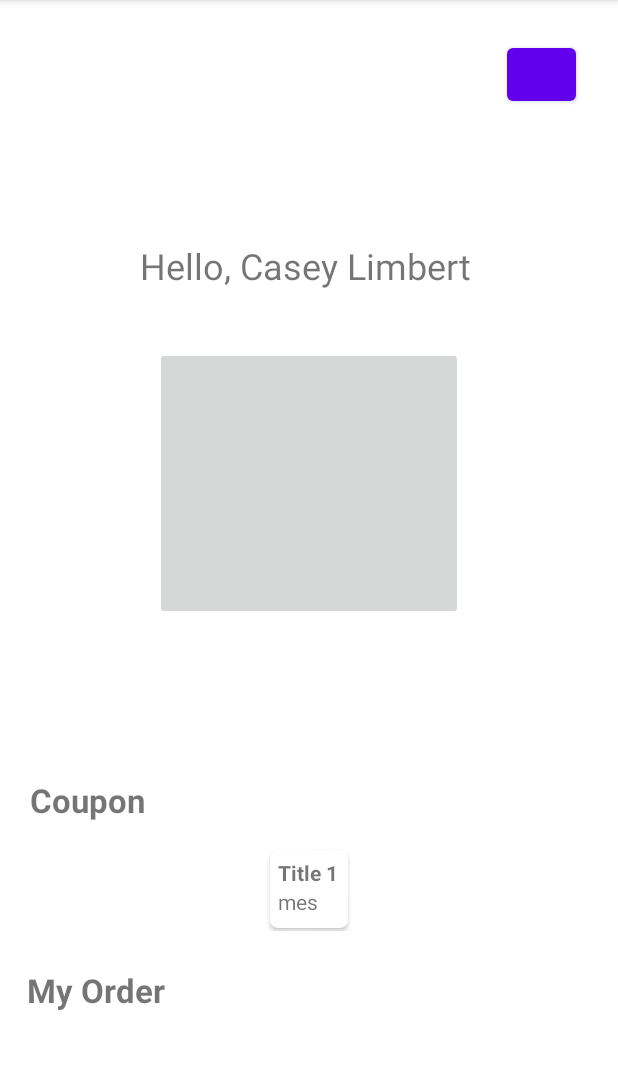
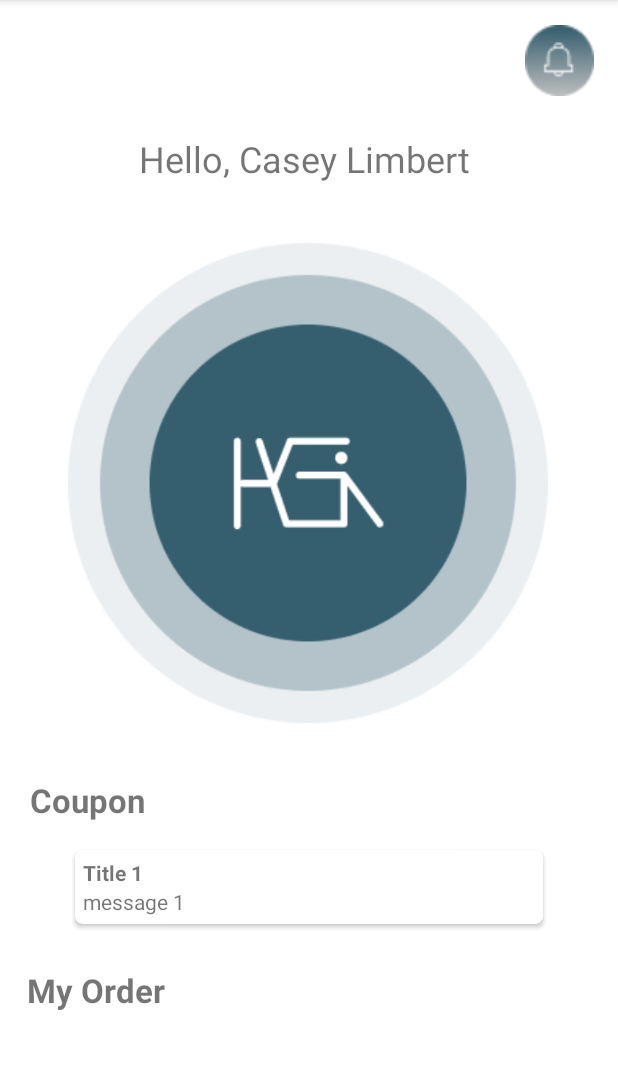
Before and after one commit to Geor03/UAS_MAP, an Android app: the screen it shows after launch (MainActivity), on a phone screen of 412 x 824 dp, the part 84-1153 px from its top. Run offline under Robolectric (Android 15) with nearby library versions, the phone set to English and light mode, and no system bars.

Commit message:
add button

```diff
--- /dev/null
+++ b/PROJECT_MAP/app/src/main/res/drawable/circle.xml
@@ -0,0 +1,10 @@
+<?xml version="1.0" encoding="utf-8"?>
+<selector xmlns:android="http://schemas.android.com/apk/res/android">
+    <item>
+        <shape android:shape="oval">
+            <solid android:color="#355E6E"/>
+            <size android:width="360dp" android:height="360dp"/>
+
+        </shape>
+    </item>
+</selector>
--- a/PROJECT_MAP/app/src/main/res/layout/activity_main.xml
+++ b/PROJECT_MAP/app/src/main/res/layout/activity_main.xml
@@ -45,26 +45,31 @@
         android:textSize="24sp"
         app:layout_constraintBottom_toBottomOf="parent"
         app:layout_constraintEnd_toEndOf="parent"
+        app:layout_constraintHorizontal_bias="0.497"
         app:layout_constraintStart_toStartOf="parent"
         app:layout_constraintTop_toTopOf="parent"
-        app:layout_constraintVertical_bias="0.221"
+        app:layout_constraintVertical_bias="0.123"
         tools:ignore="MissingConstraints" />
+
+    <!--        tools:srcCompat="@tools:sample/avatars" />-->
 
     <ImageButton
         android:id="@+id/OrderButton"
-        android:layout_width="205dp"
-        android:layout_height="182dp"
+        android:layout_width="320dp"
+        android:layout_height="320dp"
+        android:background="@drawable/laundry_button"
         app:layout_constraintBottom_toBottomOf="parent"
         app:layout_constraintEnd_toEndOf="parent"
+        app:layout_constraintHorizontal_bias="0.494"
         app:layout_constraintStart_toStartOf="parent"
         app:layout_constraintTop_toTopOf="parent"
-        app:layout_constraintVertical_bias="0.395"
-        tools:ignore="MissingConstraints"
-        tools:srcCompat="@tools:sample/avatars" />
+        app:layout_constraintVertical_bias="0.362"
+
+        tools:ignore="MissingConstraints" />
 
     <androidx.recyclerview.widget.RecyclerView
         android:id="@+id/rvHorizontal"
-        android:layout_width="60dp"
+        android:layout_width="320dp"
         android:layout_height="60dp"
         app:layout_constraintBottom_toBottomOf="parent"
         app:layout_constraintEnd_toEndOf="parent"
@@ -73,16 +78,17 @@
         app:layout_constraintVertical_bias="0.795"
         tools:ignore="MissingConstraints" />
 
-    <Button
+    <androidx.appcompat.widget.AppCompatButton
         android:id="@+id/Notification"
         android:layout_width="46dp"
         android:layout_height="47dp"
+        android:background="@drawable/notif_button"
         app:layout_constraintBottom_toBottomOf="parent"
         app:layout_constraintEnd_toEndOf="parent"
-        app:layout_constraintHorizontal_bias="0.923"
+        app:layout_constraintHorizontal_bias="0.956"
         app:layout_constraintStart_toStartOf="parent"
         app:layout_constraintTop_toTopOf="parent"
-        app:layout_constraintVertical_bias="0.036"
+        app:layout_constraintVertical_bias="0.023"
         tools:ignore="MissingConstraints" />
 
 </androidx.constraintlayout.widget.ConstraintLayout>
```
Also changed, not shown: PROJECT_MAP/app/src/main/res/drawable/laundry_button.png (added), PROJECT_MAP/app/src/main/res/drawable/notif_button.png (added).
